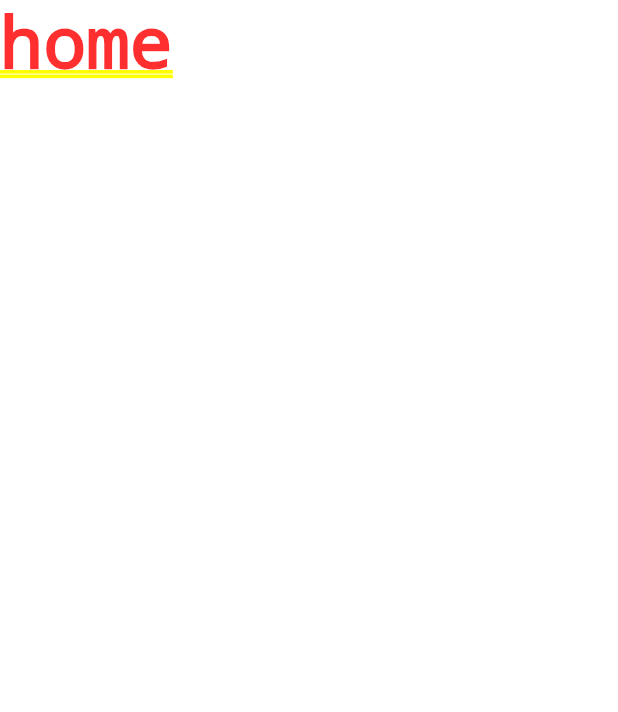
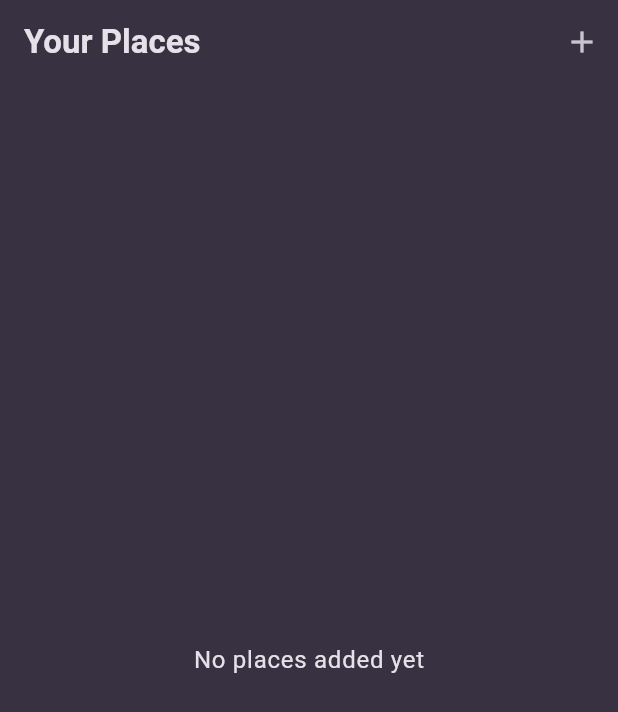
Before and after one commit to javakanaya/flutter-udemy, a Flutter app: the screen it shows after launch, on a phone screen of 412 x 824 dp. Shown: the top 712 px of the screen. Run offline on Flutter 3.47's test engine with Material 3 defaults, Android fonts, the phone set to English and light mode, and no system bars; our stand-ins replace flutter_riverpod, google_fonts, transparent_image.

Commit message:
feat: places list screen and widget

```diff
--- a/favorite_places/lib/main.dart
+++ b/favorite_places/lib/main.dart
@@ -1,3 +1,4 @@
+import 'package:favorite_places/screens/places.dart';
 import 'package:flutter/material.dart';
 import 'package:google_fonts/google_fonts.dart';
 
@@ -37,7 +38,7 @@ class MyApp extends StatelessWidget {
     return MaterialApp(
       title: 'Greate Places',
       theme: theme,
-      home: const Text('home'),
+      home: const PlacesScreen(),
     );
   }
 }
--- /dev/null
+++ b/favorite_places/lib/screens/places.dart
@@ -0,0 +1,22 @@
+import 'package:favorite_places/widgets/places_list.dart';
+import 'package:flutter/material.dart';
+
+class PlacesScreen extends StatelessWidget {
+  const PlacesScreen({super.key});
+
+  @override
+  Widget build(BuildContext context) {
+    return Scaffold(
+      appBar: AppBar(
+        title: const Text('Your Places'),
+        actions: [
+          IconButton(
+            icon: const Icon(Icons.add),
+            onPressed: () {},
+          ),
+        ],
+      ),
+      body: PlacesList(places: []),
+    );
+  }
+}
--- /dev/null
+++ b/favorite_places/lib/widgets/places_list.dart
@@ -0,0 +1,34 @@
+import 'package:favorite_places/models/place.dart';
+import 'package:flutter/material.dart';
+
+class PlacesList extends StatelessWidget {
+  const PlacesList({super.key, required this.places});
+
+  final List<Place> places;
+
+  @override
+  Widget build(BuildContext context) {
+    if (places.isEmpty) {
+      return Center(
+        child: Text(
+          'No places added yet',
+          style: Theme.of(context).textTheme.bodyLarge!.copyWith(
+                color: Theme.of(context).colorScheme.onSurface,
+              ),
+        ),
+      );
+    }
+
+    return ListView.builder(
+      itemCount: places.length,
+      itemBuilder: (ctx, index) => ListTile(
+        title: Text(
+          places[index].title,
+          style: Theme.of(context).textTheme.titleMedium!.copyWith(
+                color: Theme.of(context).colorScheme.onSurface,
+              ),
+        ),
+      ),
+    );
+  }
+}
```
Also changed, not shown: favorite_places/lib/screens/add_place.dart (added), favorite_places/lib/screens/places_detail.dart (added).
